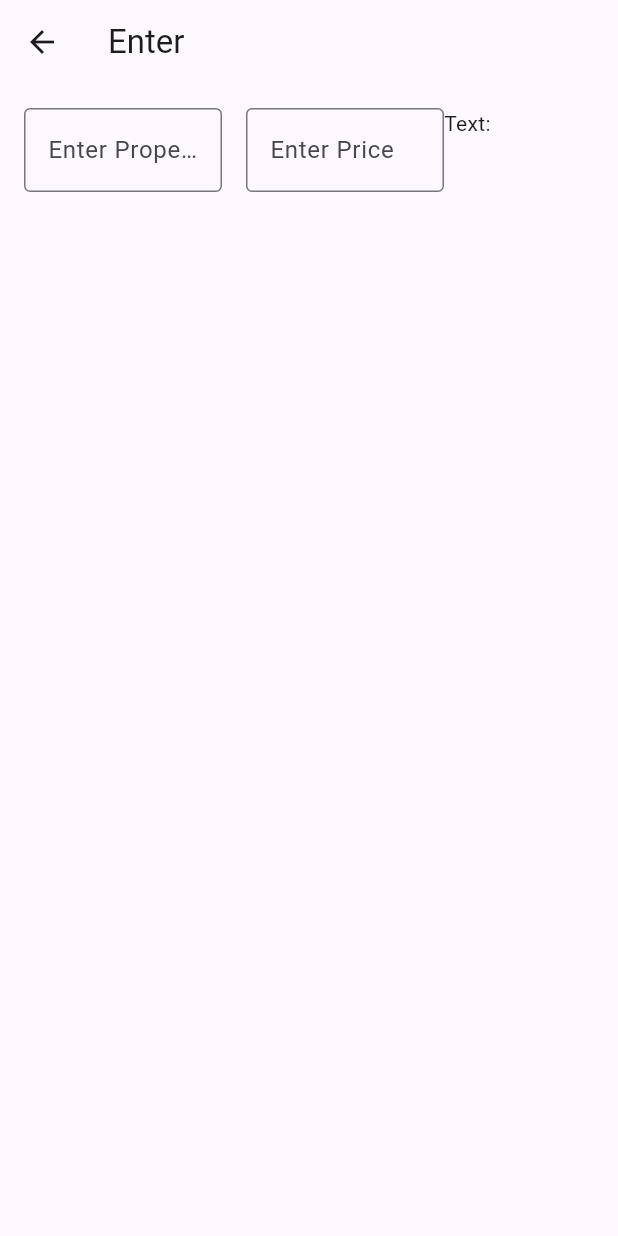
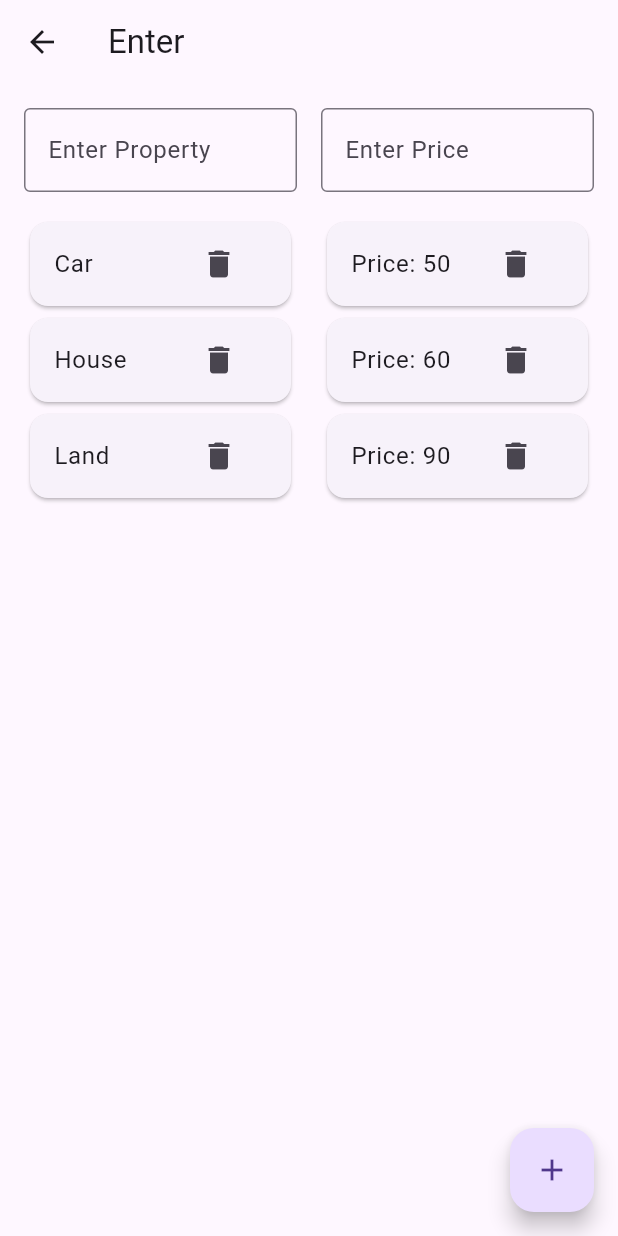
Before and after one commit to Ameer-yasser/MerathApp, a Flutter app: the screen it shows after launch, after a tap on "Start", on a phone screen of 412 x 824 dp. Run offline on Flutter 3.47's test engine with Material 3 defaults, Android fonts, the phone set to English and light mode, and no system bars.

Commit message:
initial commit

```diff
--- a/lib/Page2.dart
+++ b/lib/Page2.dart
@@ -1,15 +1,14 @@
 import 'package:flutter/material.dart';
 
 void main() {
-  runApp(const Page2());
+  runApp(const MyApp());
 }
 
-class Page2 extends StatefulWidget {
-  const Page2({super.key});
+// Root widget: wraps Page2 in MaterialApp
+class MyApp extends StatelessWidget {
+  const MyApp({super.key});
 
   @override
-  State<Page2> createState()=> _Page2State();
-
   Widget build(BuildContext context) {
     return MaterialApp(
       title: 'Flutter Demo',
@@ -17,49 +16,53 @@ class Page2 extends StatefulWidget {
         colorScheme: ColorScheme.fromSeed(seedColor: Colors.deepPurple),
         useMaterial3: true,
       ),
-        home: Page2(),
+      home: const Page2(),
     );
   }
 }
 
+class Page2 extends StatefulWidget {
+  const Page2({super.key});
+
+  @override
+  State<Page2> createState() => _Page2State();
+}
+
 class _Page2State extends State<Page2> {
-
   String TextInput = '';
+  int Priceinput = 0;
+  List<String> property = ["Car", "House", "Land"];
+  List<int> Price = [50, 60, 90];
 
   @override
   Widget build(BuildContext context) {
     return Scaffold(
-
-          appBar: AppBar(title: Text('Enter')),
+      appBar: AppBar(title: const Text('Enter')),
 
       body: Padding(
-          padding: const EdgeInsets.all(16.0), // add spacing around the row
-          child: Row(
+        padding: const EdgeInsets.all(16.0),
+        child: Column(
           crossAxisAlignment: CrossAxisAlignment.start,
-
+          children: [
+            // Row for textboxes
+            Row(
               children: [
                 // First textbox
                 Expanded(
                   child: TextFormField(
                     decoration: const InputDecoration(
                       hintText: "Enter Property",
-                    border: OutlineInputBorder(), // visible border
+                      border: OutlineInputBorder(),
                     ),
-
-                    onChanged: (value){
+                    onChanged: (value) {
                       setState(() {
-
                         TextInput = value;
-
                       });
-
-
-                    }
-
+                    },
                   ),
                 ),
 
-              const SizedBox(width: 16), // spacing between the two textboxes
+                const SizedBox(width: 16), // spacing
 
                 // Second textbox
                 Expanded(
@@ -68,29 +71,86 @@ class Page2 extends StatefulWidget {
                       hintText: "Enter Price",
                       border: OutlineInputBorder(),
                     ),
-
-
-
+                    onChanged: (value) {
+                      setState(() {
+                        Priceinput = int.tryParse(value) ?? 0;
+                      });
+                    },
+                  ),
+                ),
+              ],
             ),
 
+            const SizedBox(height: 16),
+
+            // Row for the two listviews
+            Expanded(
+              child: Row(
+                children: [
+                  // Property list
+                  Expanded(
+                    child: ListView.builder(
+                      itemCount: property.length,
+                      itemBuilder: (context, index) {
+                        return Card(
+                          child: ListTile(
+                            title: Text(property[index]),
+                            trailing: IconButton(
+                              icon: const Icon(Icons.delete),
+                              onPressed: () {
+                                setState(() {
+                                  Price.removeAt(index);
+                                  property.removeAt(index);                                });
+                              },
+                            ),
+                          ),
+                        );
+                      },
+                    ),
                   ),
 
-              Container(
-                width: 100,
-                child: Column(
-                  crossAxisAlignment: CrossAxisAlignment.start,
-                  children: [
-                 Text('Text: $TextInput'),
+                  const SizedBox(width: 16), // spacing
+
+                  // Price list
+                  Expanded(
+                    child: ListView.builder(
+                      itemCount: Price.length,
+                      itemBuilder: (context, index) {
+                        return Card(
+                          child: ListTile(
+                            title: Text('Price: ${Price[index]}'),
+                            trailing: IconButton(
+                              icon: const Icon(Icons.delete),
+                              onPressed: () {
+                                setState(() {
+                                  Price.removeAt(index);
+                                  property.removeAt(index);
+                                });
+                              },
+                            ),
+                          ),
+                        );
+                      },
+                    ),
+                  ),
                 ],
               ),
-              )
+            ),
           ],
-
+        ),
       ),
 
+      // Floating add button
+      floatingActionButton: FloatingActionButton(
+        onPressed: () {
+          setState(() {
+            property.add(TextInput);
+            Price.add(Priceinput);
+          });
+        },
+        child: const Icon(Icons.add),
       ),
+      floatingActionButtonLocation: FloatingActionButtonLocation.endFloat,
     );
-
-
   }
 }
```
Lines whose indentation alone changed are shown as unchanged.
